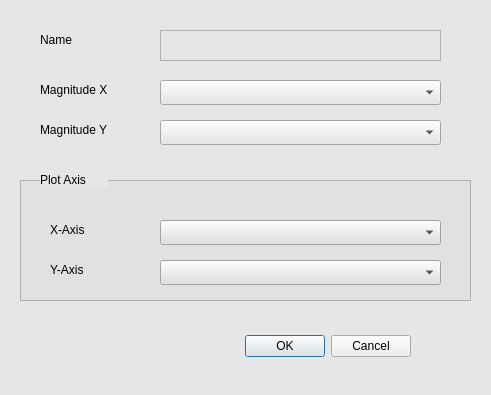
Before: the Qt Designer form utilities/data_readers/designer/csvDialog.ui in grupo-tc-volcan/plot-tool, drawn with Qt 5.
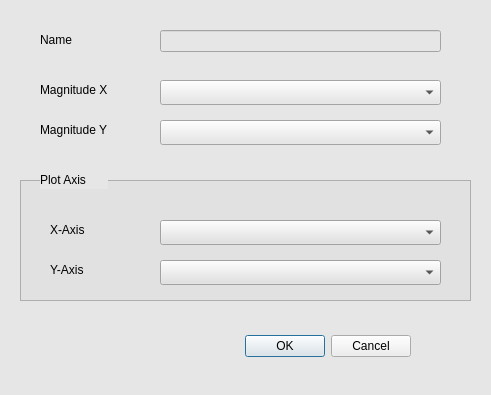
After: the same form once the commit is applied.

Patch:
```diff
--- a/utilities/data_readers/designer/csvDialog.ui
+++ b/utilities/data_readers/designer/csvDialog.ui
@@ -158,19 +158,6 @@
     <string>Plot Axis</string>
    </property>
   </widget>
-  <widget class="QPlainTextEdit" name="plainTextEdit">
-   <property name="geometry">
-    <rect>
-     <x>160</x>
-     <y>30</y>
-     <width>281</width>
-     <height>31</height>
-    </rect>
-   </property>
-   <property name="styleSheet">
-    <string notr="true">bacground-color: rgb(255, 255, 255)</string>
-   </property>
-  </widget>
   <widget class="QComboBox" name="comboBox_3">
    <property name="geometry">
     <rect>
@@ -191,6 +178,16 @@
     </rect>
    </property>
   </widget>
+  <widget class="QLineEdit" name="lineEdit">
+   <property name="geometry">
+    <rect>
+     <x>160</x>
+     <y>30</y>
+     <width>281</width>
+     <height>22</height>
+    </rect>
+   </property>
+  </widget>
   <action name="actionhola">
    <property name="checkable">
     <bool>true</bool>
```
Left out of the diff: 2 changed lines with no effect on the pictures.
